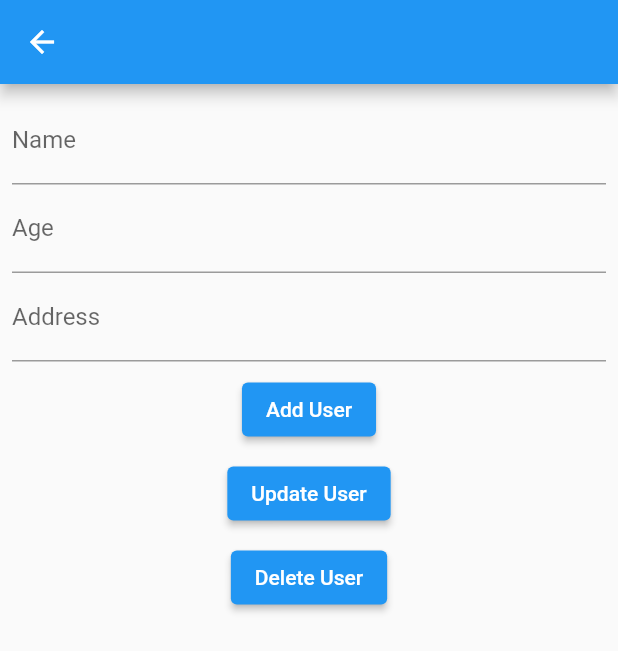
After one commit to hiranlakshika/async_example_saegis, a Flutter app: the AddUser screen opened directly, on a phone screen of 412 x 824 dp. The commit adds this screen. Shown: the top 651 px of the screen. Run offline on Flutter 3.47's test engine with Material 2 defaults, Android fonts, the phone set to English and light mode, and no system bars; our stand-ins replace cloud_firestore, firebase_auth, firebase_core, flutter_login, shared_preferences; accounts and stored records are empty.

Commit message:
Firestore changes

```diff
--- /dev/null
+++ b/lib/add_user.dart
@@ -0,0 +1,87 @@
+import 'package:async_example_saegis/models/user.dart';
+import 'package:flutter/material.dart';
+
+import 'firestore_controller.dart';
+
+class AddUser extends StatefulWidget {
+  const AddUser({Key? key}) : super(key: key);
+
+  @override
+  State<AddUser> createState() => _AddUserState();
+}
+
+class _AddUserState extends State<AddUser> {
+  TextEditingController _name = TextEditingController();
+  TextEditingController _age = TextEditingController();
+  TextEditingController _address = TextEditingController();
+  FireStoreController _fireStoreController = FireStoreController();
+
+  @override
+  Widget build(BuildContext context) {
+    return Scaffold(
+      appBar: AppBar(),
+      body: SingleChildScrollView(
+        child: Padding(
+          padding: const EdgeInsets.all(8.0),
+          child: Form(
+            child: Column(
+              crossAxisAlignment: CrossAxisAlignment.center,
+              children: [
+                TextFormField(
+                  controller: _name,
+                  decoration: InputDecoration(labelText: 'Name'),
+                ),
+                TextFormField(
+                  controller: _age,
+                  decoration: InputDecoration(labelText: 'Age'),
+                ),
+                TextFormField(
+                  controller: _address,
+                  decoration: InputDecoration(labelText: 'Address'),
+                ),
+                Padding(
+                  padding: const EdgeInsets.only(top: 8.0),
+                  child: ElevatedButton(
+                    onPressed: () {
+                      if (_name.text.isNotEmpty && _address.text.isNotEmpty && _age.text.isNotEmpty) {
+                        var user = User(_name.text, _address.text, int.parse(_age.text));
+                        _fireStoreController.addUser(user);
+                        _name.text = '';
+                        _address.text = '';
+                        _age.text = '';
+                      }
+                    },
+                    child: Text('Add User'),
+                  ),
+                ),
+                Padding(
+                  padding: const EdgeInsets.only(top: 8.0),
+                  child: ElevatedButton(
+                    onPressed: () async {
+                      var docId = await _fireStoreController.getUserDocId(_name.text);
+                      _fireStoreController.updateUserAddress('Denver', docId!);
+                      _name.text = '';
+                      _address.text = '';
+                      _age.text = '';
+                    },
+                    child: Text('Update User'),
+                  ),
+                ),
+                Padding(
+                  padding: const EdgeInsets.only(top: 8.0),
+                  child: ElevatedButton(
+                    onPressed: () async {
+                      var docId = await _fireStoreController.getUserDocId(_name.text);
+                      _fireStoreController.deleteUser(docId!);
+                    },
+                    child: Text('Delete User'),
+                  ),
+                ),
+              ],
+            ),
+          ),
+        ),
+      ),
+    );
+  }
+}
--- /dev/null
+++ b/lib/firestore_controller.dart
@@ -0,0 +1,39 @@
+import 'package:async_example_saegis/models/user.dart';
+import 'package:cloud_firestore/cloud_firestore.dart';
+
+class FireStoreController {
+  CollectionReference _users = FirebaseFirestore.instance.collection('users');
+
+  Future<void> addUser(User user) {
+    return _users
+        .add({
+          'name': user.name,
+          'age': user.age,
+          'address': user.address,
+        })
+        .then((value) => print("User Added"))
+        .catchError((error) => print("Failed to add user: $error"));
+  }
+
+  Future<String?> getUserDocId(String name) async {
+    String? userDocId;
+    await _users.where('name', isEqualTo: name).get().then((QuerySnapshot querySnapshot) {
+      if (querySnapshot.docs.length > 0) {
+        userDocId = querySnapshot.docs[0].id;
+      }
+    });
+    return userDocId;
+  }
+
+  Future<void> updateUserAddress(String address, String documentId) {
+    return _users
+        .doc(documentId)
+        .update({'address': address})
+        .then((value) => print('User updated'))
+        .catchError((error) => print("Failed to update user: $error"));
+  }
+
+  Future<void> deleteUser(String documentId) {
+    return _users.doc(documentId).delete().then((value) => print("User Deleted")).catchError((error) => print("Failed to delete user: $error"));
+  }
+}
--- /dev/null
+++ b/lib/models/user.dart
@@ -0,0 +1,6 @@
+class User {
+  final String name, address;
+  final int age;
+
+  User(this.name, this.address, this.age);
+}
--- a/pubspec.yaml
+++ b/pubspec.yaml
@@ -33,6 +33,8 @@ dependencies:
   firebase_messaging: ^10.0.7
   firebase_auth: ^3.1.1
   flutter_login: ^2.2.1
+  cloud_firestore: ^2.5.3
+  shared_preferences: ^2.0.8
 
 dev_dependencies:
   flutter_test:
```
Also changed, not shown: lib/main.dart (+59 -32 lines), lib/shared_pref_helper.dart (added, +48 -0 lines), lib/user_list.dart (added, +38 -0 lines), lib/value_form.dart (added, +50 -0 lines), pubspec.lock, 1 other file.
